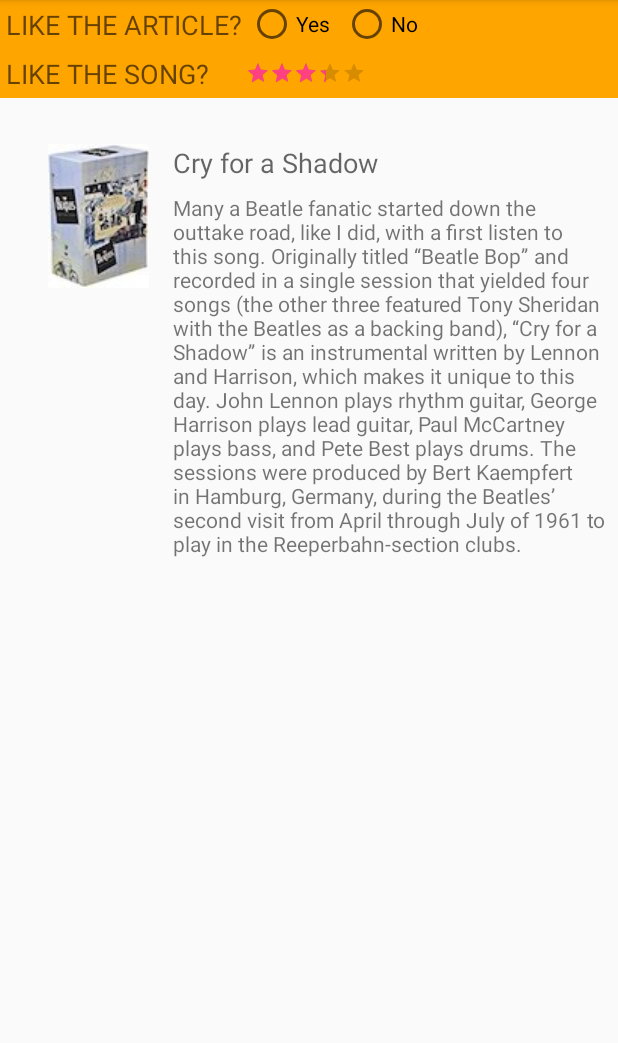
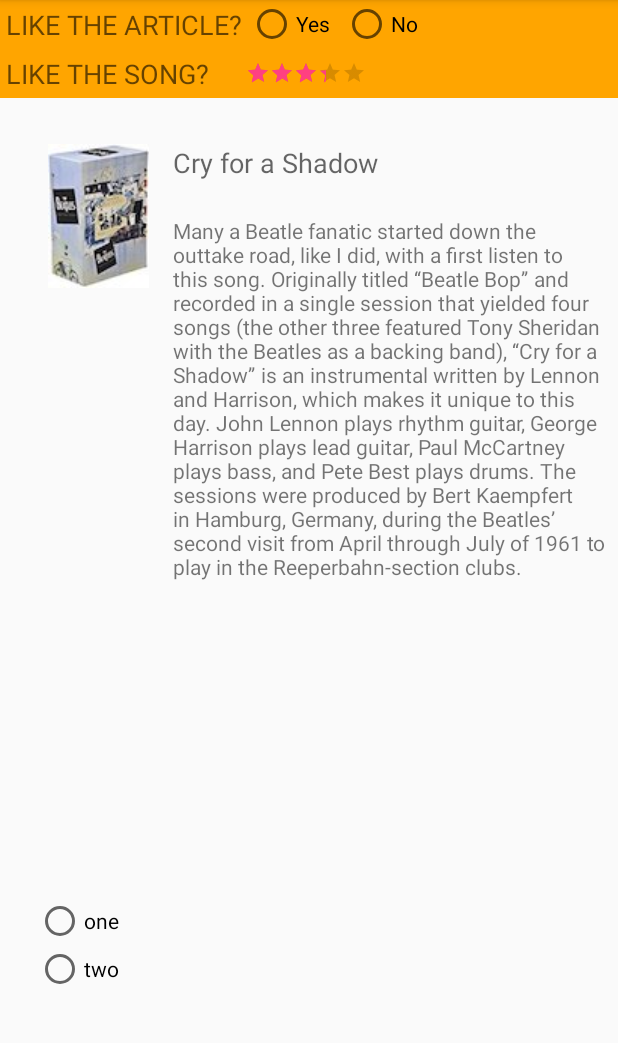
Before and after one commit to marcoacsena/TIAFragmentExample1, an Android app: the screen it shows after launch (MainActivity), on a phone screen of 412 x 824 dp, the part 84-1127 px from its top. Run offline under Robolectric (Android 15) with nearby library versions, the phone set to English and light mode, and no system bars.

```diff
--- a/app/src/main/java/com/example/tiafragmentexample1/SimpleFragment.java
+++ b/app/src/main/java/com/example/tiafragmentexample1/SimpleFragment.java
@@ -31,8 +31,8 @@ public class SimpleFragment extends Fragment {
     private static final String ARG_PARAM2 = "param2";
 
     // TODO: Rename and change types of parameters
-    private String mParam1;
-    private String mParam2;
+//    private String mParam1;
+//    private String mParam2;
 
     public SimpleFragment() {
         // Required empty public constructor
@@ -47,32 +47,32 @@ public class SimpleFragment extends Fragment {
      * @return A new instance of fragment SimpleFragment.
      */
     // TODO: Rename and change types and number of parameters
-    public static SimpleFragment newInstance(String param1, String param2) {
-        SimpleFragment fragment = new SimpleFragment();
-        Bundle args = new Bundle();
-        args.putString(ARG_PARAM1, param1);
-        args.putString(ARG_PARAM2, param2);
-        fragment.setArguments(args);
-        return fragment;
-    }
+//    public static SimpleFragment newInstance(String param1, String param2) {
+//        SimpleFragment fragment = new SimpleFragment();
+//        Bundle args = new Bundle();
+//        args.putString(ARG_PARAM1, param1);
+//        args.putString(ARG_PARAM2, param2);
+//        fragment.setArguments(args);
+//        return fragment;
+//    }
 
-    @Override
-    public void onCreate(Bundle savedInstanceState) {
-        super.onCreate(savedInstanceState);
-        if (getArguments() != null) {
-            mParam1 = getArguments().getString(ARG_PARAM1);
-            mParam2 = getArguments().getString(ARG_PARAM2);
-        }
-
-
-
-    }
+//    @Override
+//    public void onCreate(Bundle savedInstanceState) {
+//        super.onCreate(savedInstanceState);
+//        if (getArguments() != null) {
+//            mParam1 = getArguments().getString(ARG_PARAM1);
+//            mParam2 = getArguments().getString(ARG_PARAM2);
+//        }
+//
+//
+//
+//    }
 
     @Override
     public View onCreateView(LayoutInflater inflater, ViewGroup container,
                              Bundle savedInstanceState) {
+
         // Inflate the layout for this fragment
-
         final View rootView = inflater.inflate(R.layout.fragment_simple, container, false);
         final RadioGroup radioGroup = rootView.findViewById(R.id.radio_group);
 
@@ -120,5 +120,4 @@ public class SimpleFragment extends Fragment {
         return rootView;
     }
 
-
 }
--- a/app/src/main/res/layout/activity_main.xml
+++ b/app/src/main/res/layout/activity_main.xml
@@ -1,5 +1,6 @@
 <?xml version="1.0" encoding="utf-8"?>
-<androidx.constraintlayout.widget.ConstraintLayout xmlns:android="http://schemas.android.com/apk/res/android"
+<androidx.constraintlayout.widget.ConstraintLayout
+    xmlns:android="http://schemas.android.com/apk/res/android"
     xmlns:app="http://schemas.android.com/apk/res-auto"
     xmlns:tools="http://schemas.android.com/tools"
     android:layout_width="match_parent"
@@ -35,17 +36,15 @@
 
     <ScrollView
         android:layout_width="0dp"
-        android:layout_height="0dp"
+        android:layout_height="wrap_content"
+        android:layout_marginTop="@dimen/standard_margin"
         android:layout_marginRight="@dimen/standard_margin"
-        android:layout_marginEnd="@dimen/standard_margin"
+        android:layout_marginBottom="@dimen/standard_margin"
+        app:layout_constraintBottom_toBottomOf="parent"
+        app:layout_constraintLeft_toLeftOf="@+id/title"
         app:layout_constraintRight_toRightOf="parent"
-        android:layout_marginTop="@dimen/standard_margin"
         app:layout_constraintTop_toBottomOf="@+id/title"
-        android:layout_marginLeft="0dp"
-        android:layout_marginStart="0dp"
-        app:layout_constraintLeft_toLeftOf="@+id/title"
-        app:layout_constraintBottom_toBottomOf="parent"
-        android:layout_marginBottom="@dimen/standard_margin">
+        app:layout_constraintVertical_bias="0.04000002">
 
         <TextView
             android:id="@+id/article"
@@ -53,7 +52,7 @@
             android:layout_height="wrap_content"
             android:text="@string/article1"
             tools:layout_editor_absoluteX="8dp"
-            tools:layout_editor_absoluteY="288dp"/>
+            tools:layout_editor_absoluteY="288dp" />
     </ScrollView>
 
     <fragment
@@ -67,4 +66,29 @@
         tools:layout="@layout/fragment_simple"
         />
 
+    <RadioGroup
+        android:layout_width="wrap_content"
+        android:layout_height="wrap_content"
+        android:layout_marginStart="24dp"
+        android:layout_marginLeft="24dp"
+        android:layout_marginTop="100dp"
+        android:layout_marginBottom="100dp"
+        app:layout_constraintBottom_toBottomOf="parent"
+        app:layout_constraintStart_toStartOf="parent"
+        app:layout_constraintTop_toBottomOf="@+id/imageView"
+        app:layout_constraintVertical_bias="0.98">
+
+        <RadioButton
+            android:id="@+id/rbSim"
+            android:layout_width="match_parent"
+            android:layout_height="wrap_content"
+            android:text="one" />
+
+        <RadioButton
+            android:id="@+id/rbTwo"
+            android:layout_width="match_parent"
+            android:layout_height="wrap_content"
+            android:text="two" />
+    </RadioGroup>
+
 </androidx.constraintlayout.widget.ConstraintLayout>
--- a/app/src/main/res/layout/fragment_simple.xml
+++ b/app/src/main/res/layout/fragment_simple.xml
@@ -42,7 +42,7 @@
             android:layout_height="wrap_content"
             android:layout_marginRight="8dp"
             android:text="@string/no"
-            android:layout_marginEnd="8dp" />
+             />
     </RadioGroup>
 
     </LinearLayout>
```
